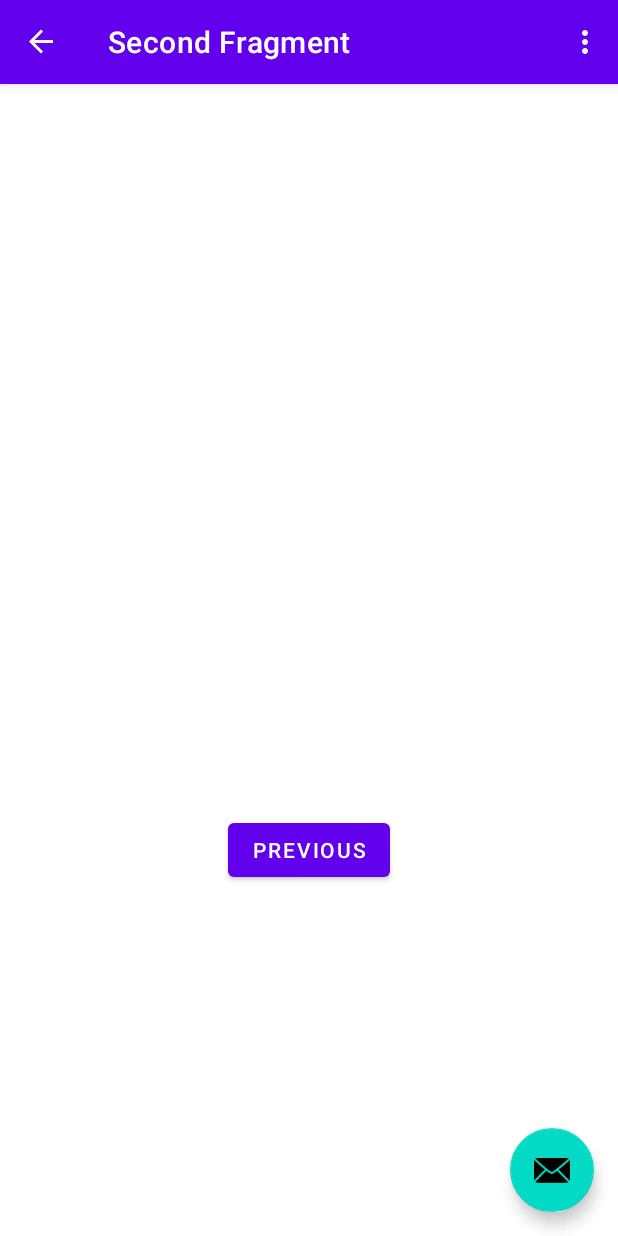
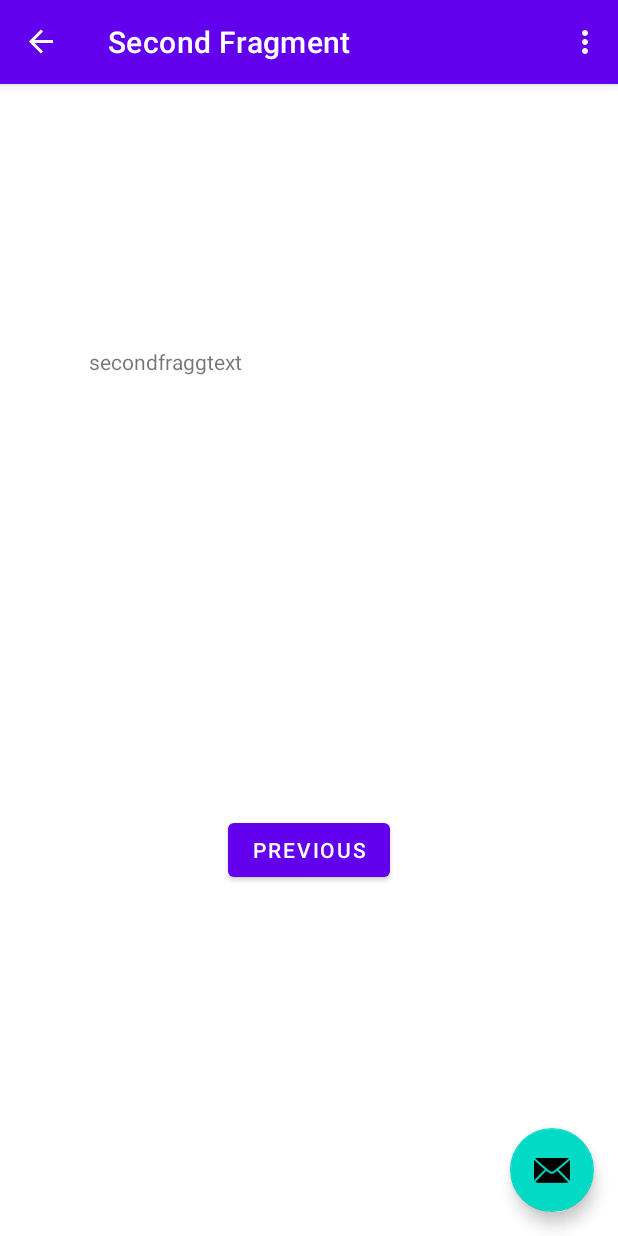
Before and after one commit to FinalYearProjectVCET/VotingSystemApp, an Android app: the SecondFragment screen opened through its navigation route, on a phone screen of 412 x 824 dp. Run offline under Robolectric (Android 15) with nearby library versions, the phone set to English and light mode, and no system bars; our stand-ins replace navigation-ui.

Commit message:
try secondfragg

```diff
--- a/VotingSystem/app/src/main/res/layout/fragment_second.xml
+++ b/VotingSystem/app/src/main/res/layout/fragment_second.xml
@@ -24,4 +24,17 @@
         app:layout_constraintEnd_toEndOf="parent"
         app:layout_constraintStart_toStartOf="parent"
         app:layout_constraintTop_toBottomOf="@id/textview_second" />
+
+    <TextView
+        android:id="@+id/et_secondfraggtext"
+        android:layout_width="212dp"
+        android:layout_height="55dp"
+        android:layout_marginStart="59dp"
+        android:layout_marginEnd="140dp"
+        android:layout_marginBottom="256dp"
+        android:text="secondfraggtext"
+        app:layout_constraintBottom_toTopOf="@+id/button_second"
+        app:layout_constraintEnd_toEndOf="parent"
+        app:layout_constraintHorizontal_bias="0.0"
+        app:layout_constraintStart_toStartOf="parent" />
 </androidx.constraintlayout.widget.ConstraintLayout>
```
